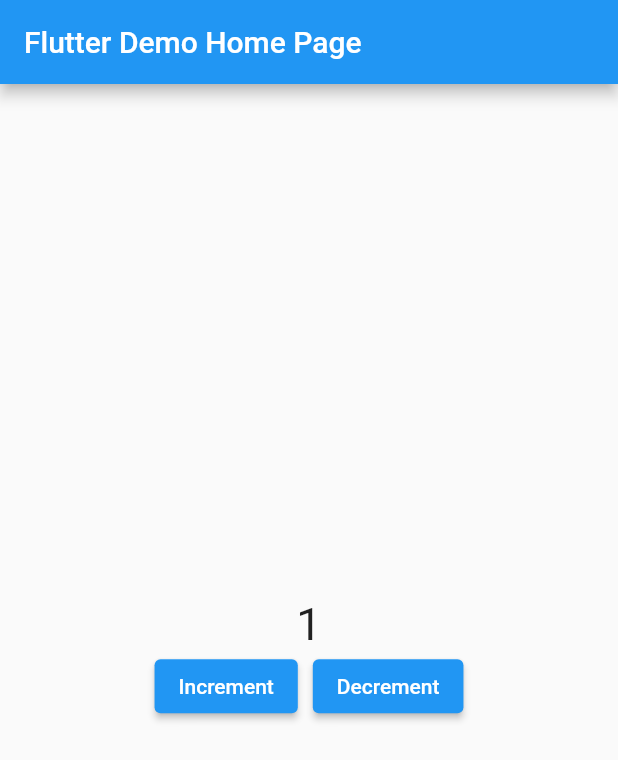
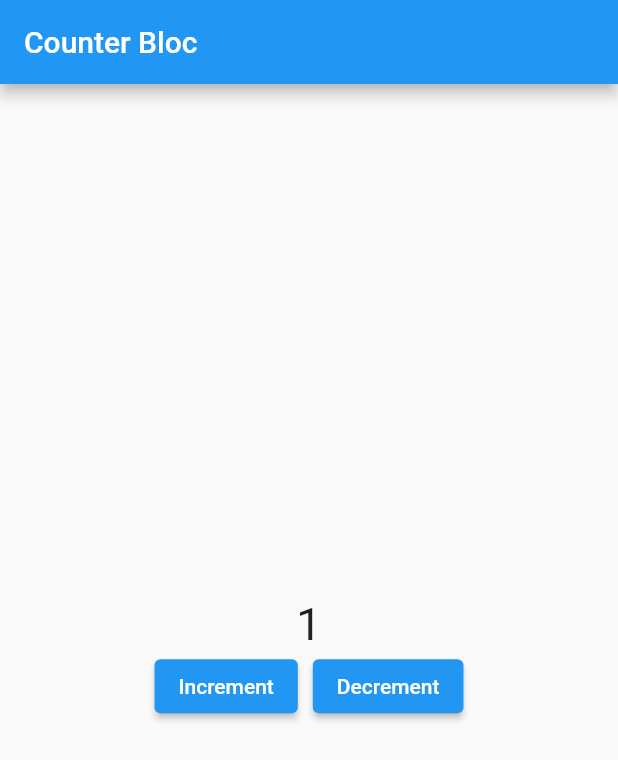
Before and after one commit to FauziPay/flutter-learn, a Flutter app: the screen it shows after launch, after a tap on "Increment", on a phone screen of 412 x 824 dp. Shown: the top 760 px of the screen. Run offline on Flutter 3.47's test engine with Material 2 defaults, Android fonts, the phone set to English and light mode, and no system bars; our stand-ins replace bloc, flutter_bloc.

Commit message:
update data dummy

```diff
--- /dev/null
+++ b/lib/bloc/bloc/product_event.dart
@@ -0,0 +1,4 @@
+part of 'product_bloc.dart';
+
+@immutable
+abstract class ProductEvent {}
--- /dev/null
+++ b/lib/bloc/bloc/product_state.dart
@@ -0,0 +1,6 @@
+part of 'product_bloc.dart';
+
+@immutable
+abstract class ProductState {}
+
+class ProductInitial extends ProductState {}
--- a/lib/bloc/counter_bloc.dart
+++ b/lib/bloc/counter_bloc_non_bloc.dart
@@ -1,4 +1,3 @@
-// create Counter Event
 import 'dart:async';
 
 abstract class CounterEvent {}
@@ -7,7 +6,7 @@
 
 class CounterDecrementEvent extends CounterEvent {}
 
-class CounterBloc {
+class CounterBlocNonBloc {
   // state and initialozation value
   int _value = 0;
 
@@ -28,13 +27,15 @@
     if (event is CounterIncrementEvent) {
       _value++;
     } else {
-      _value--;
+      if (_value != 0) {
+        _value--;
+      }
     }
 
     _stateSink.add(_value);
   }
 
-  CounterBloc() {
+  CounterBlocNonBloc() {
     _eventStream.listen(_mappingEventToState);
   }
 
--- /dev/null
+++ b/lib/bloc/counter_bloc_with_bloc.dart
@@ -0,0 +1,27 @@
+import 'package:flutter_bloc/flutter_bloc.dart';
+
+// abstract class CounterEvent {}
+
+// class CounterIncrementEvent extends CounterEvent {}
+
+// class CounterDecrementEvent extends CounterEvent {}
+
+enum CounterEvent {
+  increment,
+  decrement,
+}
+
+class CounterBlocWithBloc extends Bloc<CounterEvent, int> {
+  CounterBlocWithBloc() : super(0) {
+    on<CounterEvent>((event, emit) {
+      // if (event is CounterIncrementEvent) {
+      if (event == CounterEvent.increment) {
+        emit(state + 1);
+      } else {
+        if (state != 0) {
+          emit(state - 1);
+        }
+      }
+    });
+  }
+}
--- a/lib/bloc/counter_pcgbloc.dart
+++ /dev/null
@@ -1,19 +0,0 @@
-import 'package:flutter_bloc/flutter_bloc.dart';
-
-abstract class CounterEvent {}
-
-class CounterIncrementEvent extends CounterEvent {}
-
-class CounterDecrementEvent extends CounterEvent {}
-
-class CounterBloc extends Bloc<CounterEvent, int> {
-  CounterBloc() : super(0) {
-    on<CounterEvent>((event, emit) {
-      if (event is CounterIncrementEvent) {
-        emit(state + 1);
-      } else {
-        emit(state - 1);
-      }
-    });
-  }
-}
--- a/lib/main.dart
+++ b/lib/main.dart
@@ -1,22 +1,20 @@
 import 'package:flutter/material.dart';
-import 'package:flutter_learn_parse/screen/counter_nonBloc.dart';
+import 'package:flutter_learn_parse/screen/counter_bloc_screen.dart';
 
-void main() {
-  runApp(const MyApp());
-}
+void main() => runApp(const MyApp());
 
 class MyApp extends StatelessWidget {
   const MyApp({super.key});
 
-  // This widget is the root of your application.
   @override
   Widget build(BuildContext context) {
-    return MaterialApp(
-      title: 'Flutter Demo',
-      theme: ThemeData(
-        primarySwatch: Colors.blue,
+    return const MaterialApp(
+      title: 'Material App',
+      home: Scaffold(
+        body: CounterScreenBloc(
+          title: "Counter Bloc",
+        ),
       ),
-      home: const CounterNonBloc(title: 'Flutter Demo Home Page'),
     );
   }
 }
--- /dev/null
+++ b/lib/screen/counter_bloc_screen.dart
@@ -0,0 +1,68 @@
+import 'package:flutter/material.dart';
+import 'package:flutter_bloc/flutter_bloc.dart';
+
+import '../bloc/counter_bloc_with_bloc.dart';
+
+class CounterScreenBloc extends StatefulWidget {
+  const CounterScreenBloc({super.key, required this.title});
+
+  final String title;
+
+  @override
+  State<CounterScreenBloc> createState() => _CounterNonBlocState();
+}
+
+class _CounterNonBlocState extends State<CounterScreenBloc> {
+  @override
+  Widget build(BuildContext context) {
+    return Scaffold(
+      appBar: AppBar(
+        title: Text(widget.title),
+      ),
+      body: Center(
+        child: BlocProvider(
+          create: (context) => CounterBlocWithBloc(),
+          child: BlocBuilder<CounterBlocWithBloc, int>(
+            builder: (context, state) {
+              return Column(
+                mainAxisAlignment: MainAxisAlignment.center,
+                children: [
+                  Text(
+                    '$state',
+                    style: const TextStyle(
+                      fontSize: 30.0,
+                    ),
+                  ),
+                  Row(
+                    mainAxisAlignment: MainAxisAlignment.center,
+                    children: [
+                      ElevatedButton(
+                        onPressed: () {
+                          context.read<CounterBlocWithBloc>().add(
+                                CounterEvent.increment,
+                              );
+                        },
+                        child: const Text("Increment"),
+                      ),
+                      const SizedBox(
+                        width: 10.0,
+                      ),
+                      ElevatedButton(
+                        onPressed: () {
+                          context.read<CounterBlocWithBloc>().add(
+                                CounterEvent.decrement,
+                              );
+                        },
+                        child: const Text("Decrement"),
+                      ),
+                    ],
+                  ),
+                ],
+              );
+            },
+          ),
+        ),
+      ),
+    );
+  }
+}
--- a/lib/screen/counter_nonBloc.dart
+++ b/lib/screen/counter_non_bloc_screen.dart
@@ -1,5 +1,7 @@
+// ignore: file_names
 import 'package:flutter/material.dart';
-import 'package:flutter_learn_parse/bloc/counter_bloc.dart';
+
+import '../bloc/counter_bloc_non_bloc.dart';
 
 class CounterNonBloc extends StatefulWidget {
   const CounterNonBloc({super.key, required this.title});
@@ -11,7 +13,7 @@
 }
 
 class _CounterNonBlocState extends State<CounterNonBloc> {
-  CounterBloc bloc = CounterBloc();
+  CounterBlocNonBloc bloc = CounterBlocNonBloc();
 
   @override
   void dispose() {
```
Also changed, not shown: lib/bloc/bloc/product_bloc.dart (added, +13 -0 lines), lib/data/products_data_dummy.dart (added, +35 -0 lines), lib/model/product.dart (added, +12 -0 lines).
